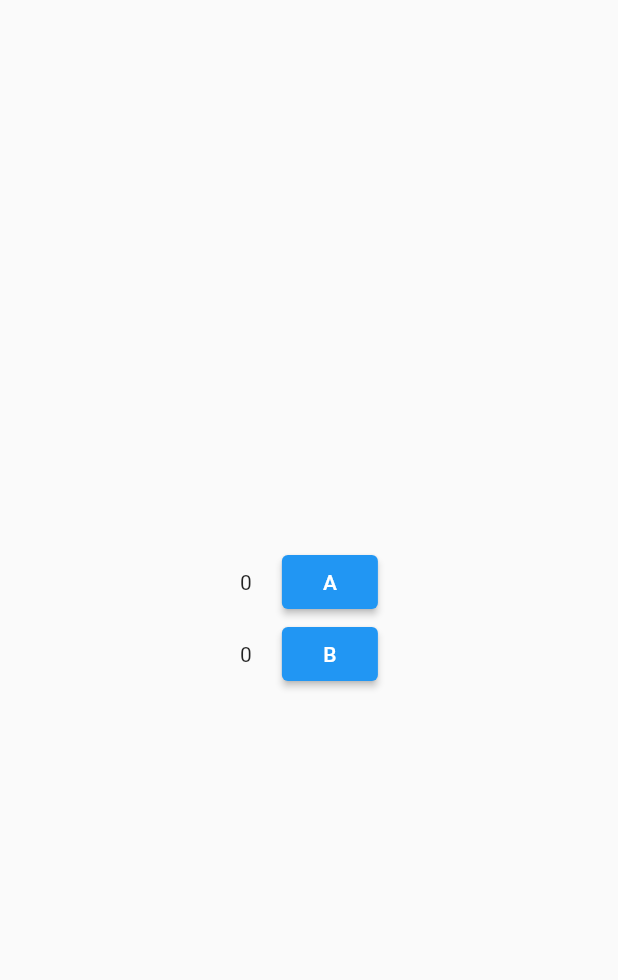
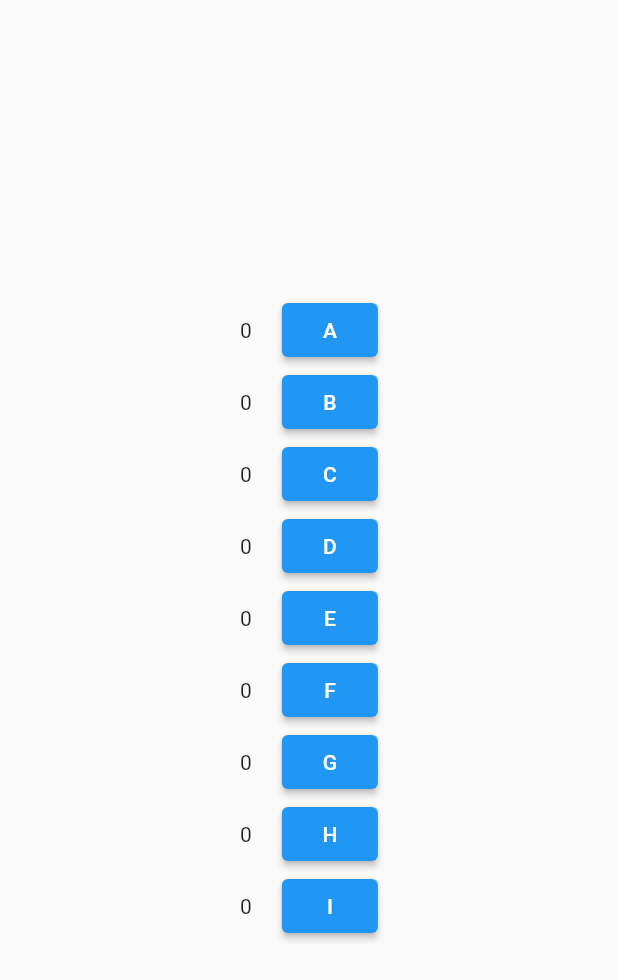
Before and after one commit to AnSuHan/Flutter, a Flutter app: the screen it shows after launch, on a phone screen of 412 x 824 dp. Shown: the top 980 px of the screen. Run offline on Flutter 3.47's test engine with Material 2 defaults, Android fonts, the phone set to English and light mode, and no system bars.

Commit message:
setState based on statefulWidget

```diff
--- a/SetStateContext/lib/main.dart
+++ b/SetStateContext/lib/main.dart
@@ -1,4 +1,4 @@
-// ignore_for_file: camel_case_types, library_private_types_in_public_api
+// ignore_for_file: camel_case_types, library_private_types_in_public_api, non_constant_identifier_names
 
 import 'package:flutter/material.dart';
 
@@ -13,7 +13,25 @@ class ClassA_Stateful extends StatefulWidget {
   _ClassA_Stateful createState() => _ClassA_Stateful();
 }
 class _ClassA_Stateful extends State<ClassA_Stateful> {
+  static _ClassA_Stateful? _instance;
   List<int> value = [0, 0, 0];
+  List<int> value_forClassC = [0, 0, 0];
+  final ClassD classD = ClassD();
+  final List<int> value_forClassD = [0, 0, 0];
+
+  @override
+  void initState() {
+    super.initState();
+    _instance = this;
+  }
+
+  void _update() {
+    setState(() {});
+  }
+
+  static void _updateStatic() {
+    _instance?._update();
+  }
 
   @override
   Widget build(BuildContext context) {
@@ -22,6 +40,7 @@ class _ClassA_Stateful extends State<ClassA_Stateful> {
         body: Column(
           mainAxisAlignment: MainAxisAlignment.center,
           children: [
+            //same class
             Row(
               mainAxisAlignment: MainAxisAlignment.center,
               children: [
@@ -54,6 +73,34 @@ class _ClassA_Stateful extends State<ClassA_Stateful> {
                 ),
               ],
             ),
+            Row(
+              mainAxisAlignment: MainAxisAlignment.center,
+              children: [
+                Text(value[2].toString()),
+                const SizedBox(
+                  width: 20,
+                ),
+                ElevatedButton(
+                    onPressed: () {
+                      value[2] = increase_static(value[2]);
+                      _updateStatic();
+                    },
+                    child: Text("C")
+                ),
+              ],
+            ),
+            //other stateful class
+            const ClassB_Stateful(),
+            //other stateless class
+            ClassC_Stateless(
+              value: value_forClassC,
+              onUpdate: () {
+                setState(() {});
+              },
+            ),
+            //other class
+            classD.getRow(_update),
+            ClassD.getRow_static(_update, value_forClassD),
           ],
         ),
       ),
@@ -65,4 +112,175 @@ class _ClassA_Stateful extends State<ClassA_Stateful> {
       value[1]++;
     });
   }
+
+  static int increase_static(int a) {
+    return ++a;
+  }
 }
+
+class ClassB_Stateful extends StatefulWidget {
+  const ClassB_Stateful({Key? key}) : super(key: key);
+
+  @override
+  ClassB_state createState() => ClassB_state();
+}
+class ClassB_state extends State<ClassB_Stateful> {
+  static ClassB_state? _instance;
+  List<int> value = [0, 0, 0];
+
+  @override
+  void initState() {
+    super.initState();
+    _instance = this;
+  }
+
+  void _update() {
+    setState(() {});
+  }
+
+  static void _updateStatic() {
+    _instance?._update();
+  }
+
+  @override
+  Widget build(BuildContext context) {
+    return Column(
+      mainAxisAlignment: MainAxisAlignment.center,
+      children: [
+        //same class
+        Row(
+          mainAxisAlignment: MainAxisAlignment.center,
+          children: [
+            Text(value[0].toString()),
+            const SizedBox(
+              width: 20,
+            ),
+            ElevatedButton(
+                onPressed: () {
+                  setState(() {
+                    value[0]++;
+                  });
+                },
+                child: Text("D")
+            ),
+          ],
+        ),
+        Row(
+          mainAxisAlignment: MainAxisAlignment.center,
+          children: [
+            Text(value[2].toString()),
+            const SizedBox(
+              width: 20,
+            ),
+            ElevatedButton(
+                onPressed: () {
+                  value[2] = increase_static(value[2]);
+                  _updateStatic();
+                },
+                child: Text("E")
+            ),
+          ],
+        ),
+        //other stateful class
+
+      ],
+    );
+  }
+
+  static int increase_static(int a) {
+    return ++a;
+  }
+}
+
+class ClassC_Stateless extends StatelessWidget {
+  final List<int> value;
+  final VoidCallback onUpdate;
+
+  const ClassC_Stateless({required this.value, required this.onUpdate, Key? key}) : super(key: key);
+
+  static int increase_static(int a) {
+    return ++a;
+  }
+
+  @override
+  Widget build(BuildContext context) {
+    return Column(
+      mainAxisAlignment: MainAxisAlignment.center,
+      children: [
+        Row(
+          mainAxisAlignment: MainAxisAlignment.center,
+          children: [
+            Text(value[0].toString()),
+            const SizedBox(
+              width: 20,
+            ),
+            ElevatedButton(
+                onPressed: () {
+                  value[0]++;
+                  onUpdate();
+                },
+                child: Text("F")
+            ),
+          ],
+        ),
+        Row(
+          mainAxisAlignment: MainAxisAlignment.center,
+          children: [
+            Text(value[2].toString()),
+            const SizedBox(
+              width: 20,
+            ),
+            ElevatedButton(
+                onPressed: () {
+                  value[2] = increase_static(value[2]);
+                  onUpdate();
+                },
+                child: Text("G")
+            ),
+          ],
+        ),
+      ],
+    );
+  }
+}
+
+class ClassD {
+  List<int> value_forClassD = [0, 0, 0];
+
+  Row getRow(VoidCallback onUpdate) {
+    return Row(
+      mainAxisAlignment: MainAxisAlignment.center,
+      children: [
+        Text(value_forClassD[0].toString()),
+        const SizedBox(
+          width: 20,
+        ),
+        ElevatedButton(
+            onPressed: () {
+              value_forClassD[0]++;
+              onUpdate();
+            },
+            child: Text("H")
+        ),
+      ],
+    );
+  }
+  static Row getRow_static(VoidCallback onUpdate, List<int> value_forClassD) {
+    return Row(
+      mainAxisAlignment: MainAxisAlignment.center,
+      children: [
+        Text(value_forClassD[1].toString()),
+        const SizedBox(
+          width: 20,
+        ),
+        ElevatedButton(
+            onPressed: () {
+              value_forClassD[1]++;
+              onUpdate();
+            },
+            child: Text("I")
+        ),
+      ],
+    );
+  }
+}
```
